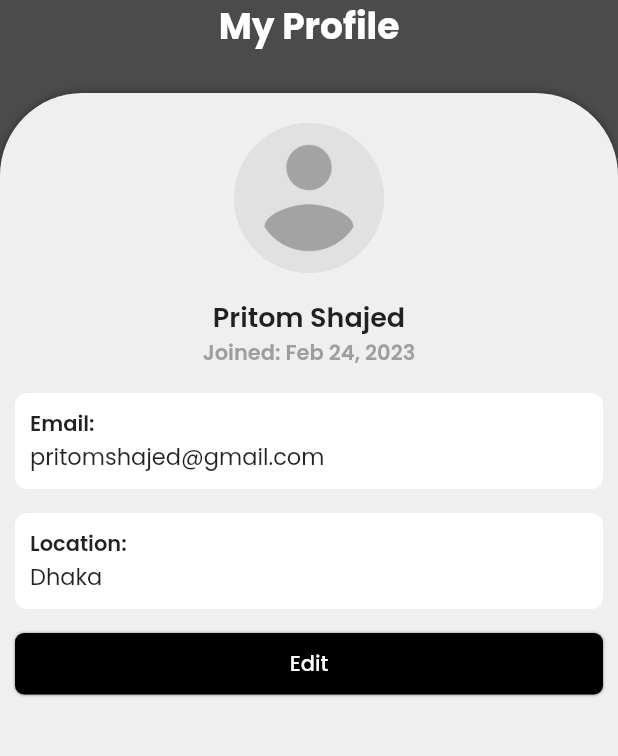
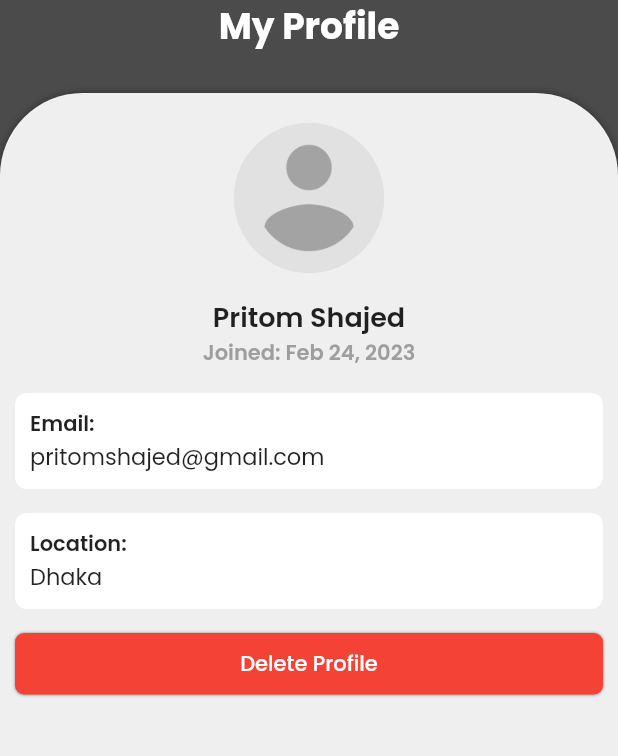
Before and after one commit to Pritom-Shajed/bacehlor-heaven, a Flutter app: the ProfileScreen screen opened by its route, on a phone screen of 412 x 824 dp, the part 162-918 px from its top. Run offline on Flutter 3.47's test engine with Material 2 defaults, Android fonts, the phone set to English and light mode, and no system bars; our stand-ins replace carousel_slider, cloud_firestore, firebase_auth, firebase_core, firebase_storage, fluttertoast and 5 more; accounts and stored records are empty; network calls fail.

Commit message:
posting add page done

```diff
--- a/lib/bindings/bindings.dart
+++ b/lib/bindings/bindings.dart
@@ -1,6 +1,7 @@
 import 'package:bachelor_heaven/controller/auth/auth_controller.dart';
 import 'package:bachelor_heaven/controller/bottom_nav_controller.dart';
 import 'package:bachelor_heaven/controller/category_controller.dart';
+import 'package:bachelor_heaven/controller/post_add_controller.dart';
 import 'package:get/get.dart';
 
 class InitialBinding extends Bindings {
@@ -11,3 +12,10 @@ class InitialBinding extends Bindings {
     Get.put(AuthController());
   }
 }
+
+class PostAddBinding extends Bindings {
+  @override
+  void dependencies() {
+    Get.put(PostAddController());
+  }
+}
--- a/lib/constants/constants.dart
+++ b/lib/constants/constants.dart
@@ -5,9 +5,10 @@ import 'package:intl/intl.dart';
 String currentDate = DateFormat.yMMMd().format(DateTime.now());
 
 //Colors
-Color blackColor = Colors.black;
-Color whiteColor = Colors.white;
-Color greyColor = Colors.grey;
+const Color blackColor = Colors.black;
+const Color whiteColor = Colors.white;
+const Color greyColor = Colors.grey;
+const Color redColor = Colors.red;
 Color lightGreyColor = Colors.grey.shade300;
 Color bgColor = Colors.black.withOpacity(0.7);
 // Color bgColor1 = Color(0xffBEA35E);
--- a/lib/main.dart
+++ b/lib/main.dart
@@ -5,6 +5,7 @@ import 'package:bachelor_heaven/view/auth/registration_screen.dart';
 import 'package:bachelor_heaven/view/bottom_nav.dart';
 import 'package:bachelor_heaven/view/pages/home_screen.dart';
 import 'package:bachelor_heaven/view/pages/landlords_screen.dart';
+import 'package:bachelor_heaven/view/pages/post_add_screen.dart';
 import 'package:bachelor_heaven/view/pages/profile_screen.dart';
 import 'package:bachelor_heaven/view/pages/splash_screen.dart';
 import 'package:firebase_core/firebase_core.dart';
@@ -38,6 +39,10 @@ class MyApp extends StatelessWidget {
         GetPage(name: '/login_screen', page: () => LoginScreen()),
         GetPage(name: '/reg_screen', page: () => RegScreen()),
         GetPage(name: '/profile_screen', page: () => ProfileScreen()),
+        GetPage(
+            name: '/post_add',
+            page: () => PostAdd(),
+            binding: PostAddBinding()),
         GetPage(name: '/nav_panel', page: () => BottomNav()),
         GetPage(name: '/home_screen', page: () => HomeScreen()),
         GetPage(name: '/landlords_screen', page: () => LandlordsScreen()),
--- a/lib/view/pages/landlords_screen.dart
+++ b/lib/view/pages/landlords_screen.dart
@@ -57,7 +57,7 @@ class LandlordsScreen extends StatelessWidget {
                                                 fontWeight: FontWeight.w600),
                                           ),
                                           Text(
-                                            'Pritom',
+                                            '${userMap['name']}',
                                             style: poppinsTextStyle(size: 14),
                                           ),
                                         ],
--- a/lib/view/pages/profile_screen.dart
+++ b/lib/view/pages/profile_screen.dart
@@ -125,12 +125,12 @@ class ProfileScreen extends StatelessWidget {
                         ),
                       ),
                       verticalSpace,
-                      Container(
-                          child: customButton(
-                              text: 'Edit',
-                              onTap: () {
-                                print('edit');
-                              })),
+                      customButton(
+                          color: redColor,
+                          text: 'Delete Profile',
+                          onTap: () {
+                            print('edit');
+                          }),
                     ],
                   )),
             ),
--- a/lib/widgets/common/widgets.dart
+++ b/lib/widgets/common/widgets.dart
@@ -73,19 +73,24 @@ Widget customTextField(
 }
 
 // Custom Button
-Widget customButton({required String text, required VoidCallback onTap}) {
+Widget customButton(
+    {required String text,
+    required VoidCallback onTap,
+    double width = double.maxFinite,
+    Alignment alignment = Alignment.center,
+    Color color = blackColor}) {
   return InkWell(
     onTap: onTap,
     child: Container(
-      alignment: Alignment.center,
-      width: double.maxFinite,
+      alignment: alignment,
+      width: width,
       padding: EdgeInsets.all(10),
       decoration: BoxDecoration(boxShadow: [
         BoxShadow(
           blurRadius: 1,
           color: Colors.black45,
         )
-      ], color: blackColor, borderRadius: BorderRadius.circular(6)),
+      ], color: color, borderRadius: BorderRadius.circular(6)),
       child: Text(
         text,
         style: poppinsTextStyle(color: whiteColor, fontWeight: FontWeight.w500),
```
Also changed, not shown: lib/controller/post_add_controller.dart (added, +55 -0 lines), lib/view/pages/post_add_screen.dart (added, +187 -0 lines), lib/widgets/home screen/home_widgets.dart (+7 -0 lines).
